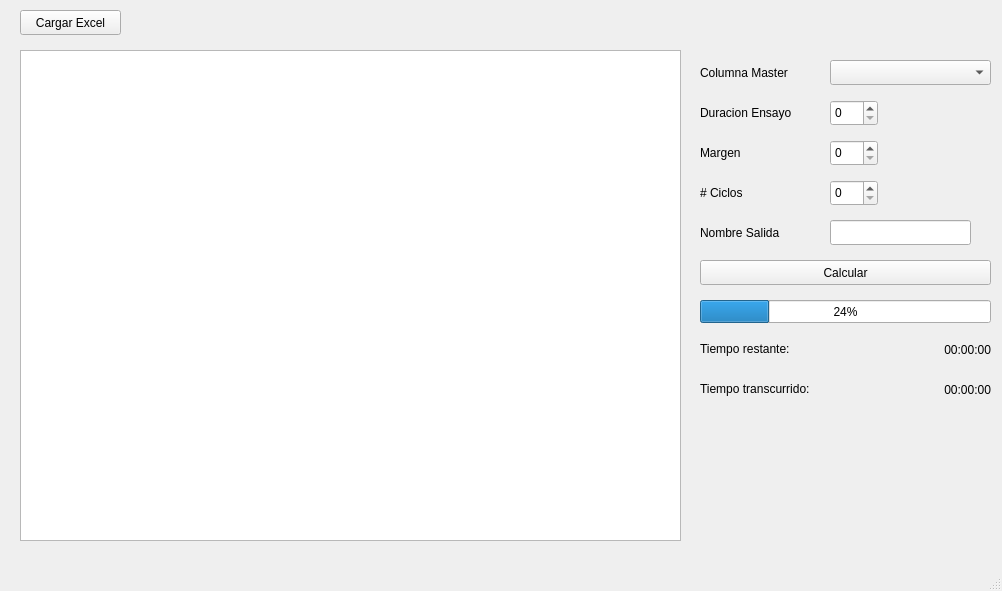
First picture: the form in views/ensayator.ui, repository roomm/ensayator, before the edit.
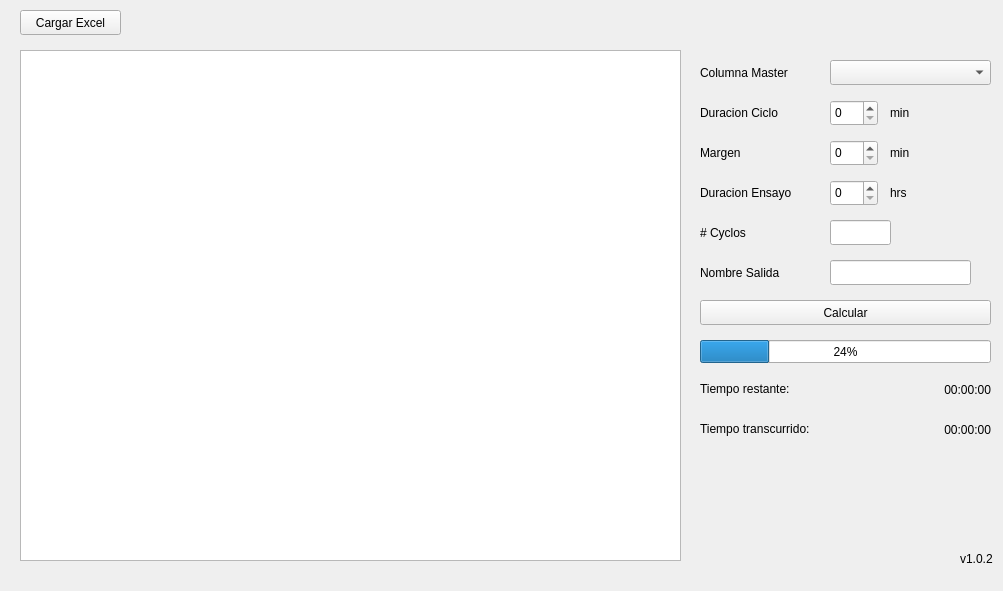
Second picture: the form after the edit.

Patch:
```diff
--- a/views/ensayator.ui
+++ b/views/ensayator.ui
@@ -6,10 +6,22 @@
    <rect>
     <x>0</x>
     <y>0</y>
-    <width>1002</width>
+    <width>1003</width>
     <height>591</height>
    </rect>
   </property>
+  <property name="minimumSize">
+   <size>
+    <width>1003</width>
+    <height>591</height>
+   </size>
+  </property>
+  <property name="maximumSize">
+   <size>
+    <width>1003</width>
+    <height>591</height>
+   </size>
+  </property>
   <property name="windowTitle">
    <string>Ensayator</string>
   </property>
@@ -46,7 +58,7 @@
       <x>20</x>
       <y>50</y>
       <width>661</width>
-      <height>491</height>
+      <height>511</height>
      </rect>
     </property>
    </widget>
@@ -83,7 +95,7 @@
      </rect>
     </property>
     <property name="text">
-     <string>Duracion Ensayo</string>
+     <string>Duracion Ciclo</string>
     </property>
    </widget>
    <widget class="QLabel" name="label_4">
@@ -103,7 +115,7 @@
     <property name="geometry">
      <rect>
       <x>700</x>
-      <y>260</y>
+      <y>300</y>
       <width>291</width>
       <height>25</height>
      </rect>
@@ -116,7 +128,7 @@
     <property name="geometry">
      <rect>
       <x>700</x>
-      <y>300</y>
+      <y>340</y>
       <width>291</width>
       <height>23</height>
      </rect>
@@ -135,17 +147,7 @@
      </rect>
     </property>
     <property name="text">
-     <string># Ciclos</string>
-    </property>
-   </widget>
-   <widget class="QSpinBox" name="sbCycles">
-    <property name="geometry">
-     <rect>
-      <x>830</x>
-      <y>180</y>
-      <width>48</width>
-      <height>26</height>
-     </rect>
+     <string>Duracion Ensayo</string>
     </property>
    </widget>
    <widget class="QSpinBox" name="sbDuration">
@@ -172,7 +174,7 @@
     <property name="geometry">
      <rect>
       <x>830</x>
-      <y>220</y>
+      <y>260</y>
       <width>141</width>
       <height>25</height>
      </rect>
@@ -182,7 +184,7 @@
     <property name="geometry">
      <rect>
       <x>700</x>
-      <y>220</y>
+      <y>260</y>
       <width>121</width>
       <height>25</height>
      </rect>
@@ -195,7 +197,7 @@
     <property name="geometry">
      <rect>
       <x>910</x>
-      <y>340</y>
+      <y>380</y>
       <width>81</width>
       <height>20</height>
      </rect>
@@ -211,7 +213,7 @@
     <property name="geometry">
      <rect>
       <x>700</x>
-      <y>340</y>
+      <y>380</y>
       <width>171</width>
       <height>17</height>
      </rect>
@@ -224,7 +226,7 @@
     <property name="geometry">
      <rect>
       <x>910</x>
-      <y>380</y>
+      <y>420</y>
       <width>81</width>
       <height>20</height>
      </rect>
@@ -240,7 +242,7 @@
     <property name="geometry">
      <rect>
       <x>700</x>
-      <y>380</y>
+      <y>420</y>
       <width>171</width>
       <height>17</height>
      </rect>
@@ -249,6 +251,91 @@
      <string>Tiempo transcurrido:</string>
     </property>
    </widget>
+   <widget class="QLabel" name="label_7">
+    <property name="geometry">
+     <rect>
+      <x>960</x>
+      <y>550</y>
+      <width>41</width>
+      <height>17</height>
+     </rect>
+    </property>
+    <property name="text">
+     <string>v1.0.2</string>
+    </property>
+   </widget>
+   <widget class="QSpinBox" name="sbTotalEnsay">
+    <property name="geometry">
+     <rect>
+      <x>830</x>
+      <y>180</y>
+      <width>48</width>
+      <height>26</height>
+     </rect>
+    </property>
+   </widget>
+   <widget class="QLabel" name="label_8">
+    <property name="geometry">
+     <rect>
+      <x>890</x>
+      <y>100</y>
+      <width>61</width>
+      <height>25</height>
+     </rect>
+    </property>
+    <property name="text">
+     <string>min</string>
+    </property>
+   </widget>
+   <widget class="QLabel" name="label_9">
+    <property name="geometry">
+     <rect>
+      <x>890</x>
+      <y>140</y>
+      <width>61</width>
+      <height>25</height>
+     </rect>
+    </property>
+    <property name="text">
+     <string>min</string>
+    </property>
+   </widget>
+   <widget class="QLabel" name="label_10">
+    <property name="geometry">
+     <rect>
+      <x>890</x>
+      <y>180</y>
+      <width>61</width>
+      <height>25</height>
+     </rect>
+    </property>
+    <property name="text">
+     <string>hrs</string>
+    </property>
+   </widget>
+   <widget class="QLabel" name="label_11">
+    <property name="geometry">
+     <rect>
+      <x>700</x>
+      <y>220</y>
+      <width>121</width>
+      <height>25</height>
+     </rect>
+    </property>
+    <property name="text">
+     <string># Cyclos</string>
+    </property>
+   </widget>
+   <widget class="QLineEdit" name="txtCycles">
+    <property name="geometry">
+     <rect>
+      <x>830</x>
+      <y>220</y>
+      <width>61</width>
+      <height>25</height>
+     </rect>
+    </property>
+   </widget>
   </widget>
   <widget class="QMenuBar" name="menubar">
    <property name="geometry">
@@ -260,7 +347,6 @@
     </rect>
    </property>
   </widget>
-  <widget class="QStatusBar" name="statusbar"/>
  </widget>
  <tabstops>
   <tabstop>btnLoadFile</tabstop>
```
Left out of the diff: 4 changed lines with no effect on the pictures.
